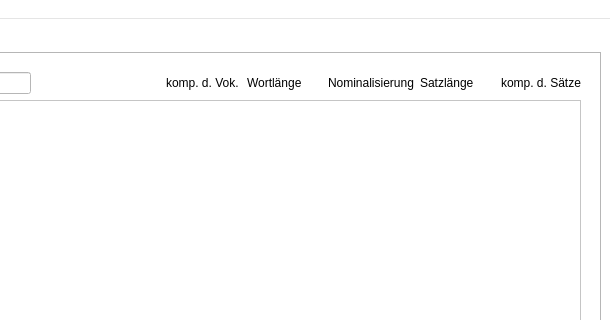
Old version of the form src/ui/ui_files/testview2.ui in the repository Zarnosch/AVaAoMDTV; both pictures show x 351 to 961 and y 0 to 320 of the 961 by 859 pixel window.
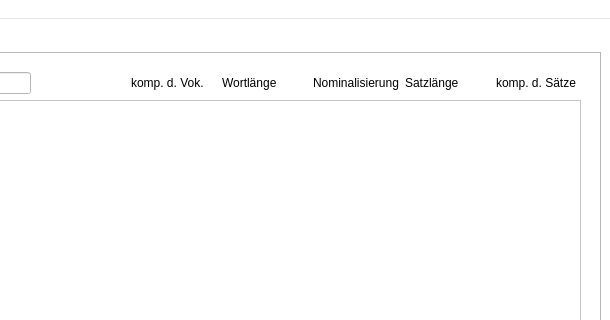
New version of the form.

Commit message: also 85 px for the other tab

Diff of the .ui file:
```diff
--- a/src/ui/ui_files/testview2.ui
+++ b/src/ui/ui_files/testview2.ui
@@ -458,6 +458,9 @@
         <string>Detail View</string>
        </attribute>
        <layout class="QGridLayout" name="gridLayout_13">
+        <property name="horizontalSpacing">
+         <number>6</number>
+        </property>
         <item row="0" column="0" rowspan="2" colspan="2">
          <widget class="QWidget" name="gridWidget_2" native="true">
           <property name="enabled">
@@ -542,7 +545,7 @@
                  </property>
                  <property name="minimumSize">
                   <size>
-                   <width>75</width>
+                   <width>85</width>
                    <height>0</height>
                   </size>
                  </property>
@@ -561,7 +564,7 @@
                  </property>
                  <property name="minimumSize">
                   <size>
-                   <width>75</width>
+                   <width>85</width>
                    <height>0</height>
                   </size>
                  </property>
@@ -580,7 +583,7 @@
                  </property>
                  <property name="minimumSize">
                   <size>
-                   <width>75</width>
+                   <width>85</width>
                    <height>0</height>
                   </size>
                  </property>
@@ -599,7 +602,7 @@
                  </property>
                  <property name="minimumSize">
                   <size>
-                   <width>75</width>
+                   <width>85</width>
                    <height>0</height>
                   </size>
                  </property>
@@ -618,7 +621,7 @@
                  </property>
                  <property name="minimumSize">
                   <size>
-                   <width>75</width>
+                   <width>85</width>
                    <height>0</height>
                   </size>
                  </property>
```
The commit also changes 1 other file.
